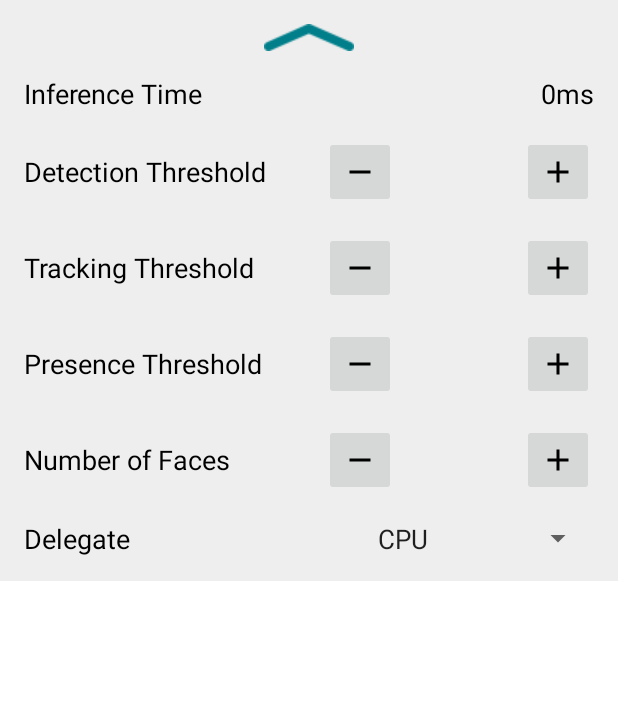
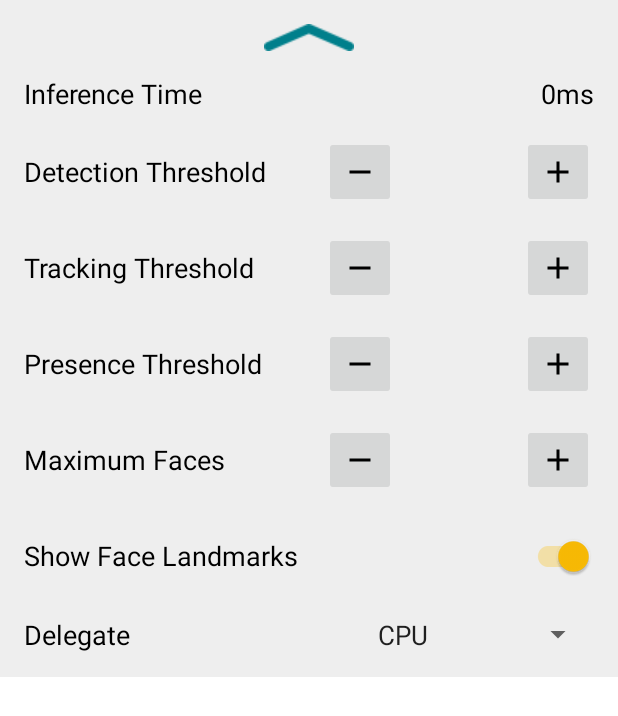
Before and after one commit to AllahRakha1234/Walee-AR-Studio-Android, an Android app: the layout info_bottom_sheet.xml on its own in the app's theme, with its tools: preview values and no code run, on a phone screen of 412 x 824 dp. Shown: the top 716 px of the screen. Run offline under Robolectric (Android 15) with nearby library versions, the phone set to English and light mode, and no system bars.

```diff
--- a/app/src/main/res/layout/info_bottom_sheet.xml
+++ b/app/src/main/res/layout/info_bottom_sheet.xml
@@ -233,7 +233,7 @@
                 android:layout_width="wrap_content"
                 android:layout_height="wrap_content"
                 android:layout_centerVertical="true"
-                android:text="@string/label_num_faces"
+                android:text="@string/label_max_face_count"
                 android:textColor="@color/bottom_sheet_text_color"
                 android:textSize="@dimen/bottom_sheet_text_size" />
 
@@ -241,7 +241,7 @@
                 android:layout_width="wrap_content"
                 android:layout_height="wrap_content"
                 android:layout_alignParentRight="true"
-                android:gravity="center"
+                android:gravity="center_vertical"
                 android:orientation="horizontal">
 
                 <androidx.appcompat.widget.AppCompatImageButton
@@ -271,6 +271,31 @@
             </LinearLayout>
         </RelativeLayout>
 
+        <!-- Show landmarks toggle row -->
+        <RelativeLayout
+            android:layout_width="match_parent"
+            android:layout_height="wrap_content"
+            android:layout_marginTop="@dimen/bottom_sheet_default_row_margin"
+            android:gravity="center"
+            android:orientation="horizontal">
+
+            <TextView
+                android:layout_width="wrap_content"
+                android:layout_height="wrap_content"
+                android:layout_centerVertical="true"
+                android:text="Show Face Landmarks"
+                android:textColor="@color/bottom_sheet_text_color"
+                android:textSize="@dimen/bottom_sheet_text_size" />
+
+            <androidx.appcompat.widget.SwitchCompat
+                android:id="@+id/show_landmarks_switch"
+                android:layout_width="wrap_content"
+                android:layout_height="wrap_content"
+                android:layout_alignParentRight="true"
+                android:layout_centerVertical="true"
+                android:checked="true" />
+        </RelativeLayout>
+
         <!-- Delegate selection row -->
         <RelativeLayout
             android:layout_width="match_parent"
--- a/app/src/main/res/values/strings.xml
+++ b/app/src/main/res/values/strings.xml
@@ -43,6 +43,8 @@
     <string name="label_face_presence_confidence_threshold">Presence
         Threshold</string>
     <string name="label_num_faces">Number of Faces</string>
+    <string name="label_max_face_count">Maximum Faces</string>
+    <string name="label_show_landmarks">Show Face Landmarks</string>
     <string name="label_delegate">Delegate</string>
 
     <string-array name="delegate_spinner_titles">
```
Also changed, not shown: app/src/main/java/com/google/mediapipe/examples/facelandmarker/fragment/CameraFragment.kt (+8 -0 lines), app/src/main/java/com/google/mediapipe/examples/facelandmarker/fragment/GalleryFragment.kt (+9 -1 lines), app/src/main/res/drawable/glasses.xml (added, +23 -0 lines).
